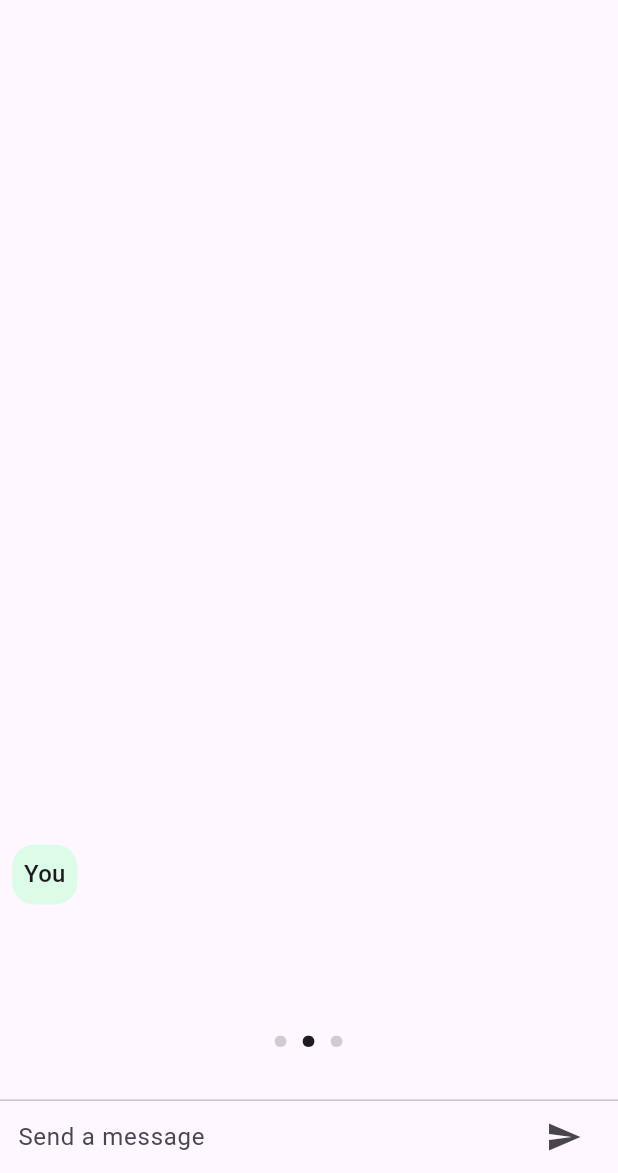
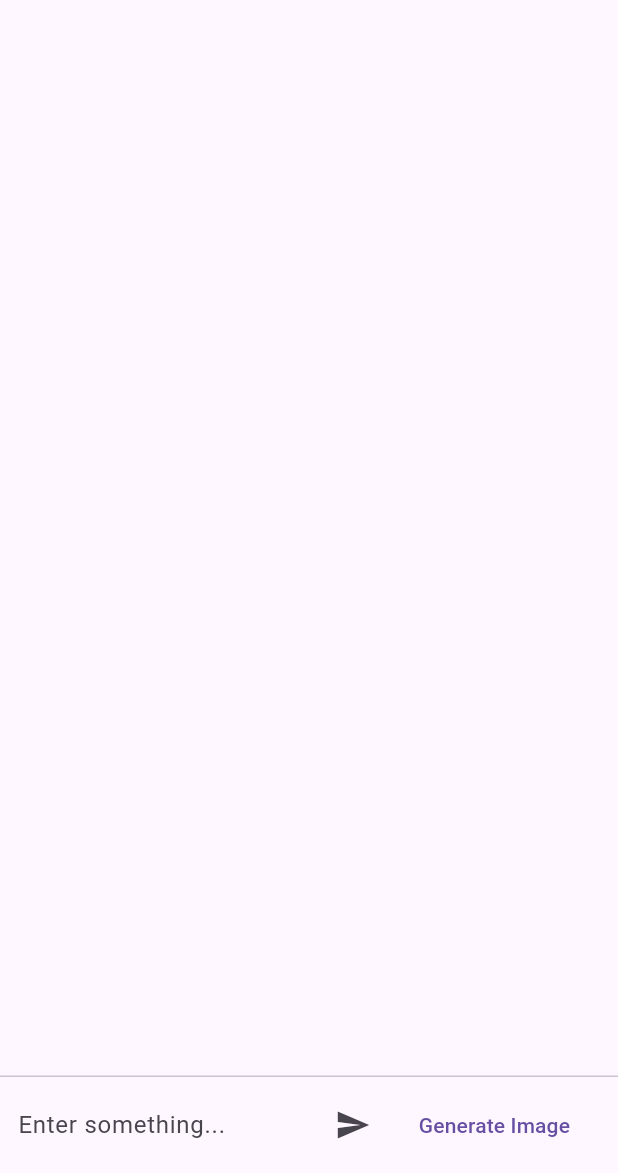
Before and after one commit to Xenomorphing79/Chat-GPT-Clone, a Flutter app: the screen it shows after launch, after a tap on the "send" icon, on a phone screen of 412 x 824 dp, the part 63-1236 px from its top. Run offline on Flutter 3.47's test engine with Material 2 defaults, Android fonts, the phone set to English and light mode, and no system bars; our stand-ins replace flutter_dotenv, velocity_x; missing offline and left inert: chat_gpt_sdk.

Commit message:
Added DALL E 2

```diff
--- a/lib/chat_screen.dart
+++ b/lib/chat_screen.dart
@@ -4,6 +4,7 @@ import 'dart:convert';
 // import 'package:dart_openai/openai.dart';
 import 'package:flutter/material.dart';
 import 'package:flutter_chatgpt/ChatMessage.dart';
+import 'package:flutter_dotenv/flutter_dotenv.dart';
 import 'package:velocity_x/velocity_x.dart';
 // import 'package:chat_gpt_sdk/chat_gpt_sdk.dart';
 import 'package:chat_gpt_sdk/chat_gpt_sdk.dart';
@@ -23,25 +24,32 @@ class _ChatScreenState extends State<ChatScreen> {
   OpenAI? chatGPT;
   StreamSubscription? _subscription;
 
+  bool _isImageSearch = false;
   bool _isTyping = false;
 
   @override
   void initState() {
-    chatGPT = OpenAI.instance;
+    chatGPT = OpenAI.instance.build(
+      token: dotenv.env["API_KEY"],
+      baseOption: HttpSetup(receiveTimeout: 60000),
+    );
     super.initState();
   }
 
   @override
   void dispose() {
+    chatGPT!.genImgClose();
     _subscription?.cancel();
     super.dispose();
   }
 
-  Future<void> _sendMessage() async {
+  void _sendMessage() {
+    if (_controller.text.isEmpty) return;
     final String text = _controller.text;
     final ChatMessage message = ChatMessage(
       text: text,
       sender: "You",
+      isImageSearch: false,
     );
     setState(() {
       _messages.insert(0, message);
@@ -49,6 +57,16 @@ class _ChatScreenState extends State<ChatScreen> {
     });
     _controller.clear();
 
+    if (_isImageSearch) {
+      final request = GenerateImage(message.text, 1);
+      _subscription = chatGPT!
+          .generateImageStream(request)
+          .asBroadcastStream()
+          .listen((response) {
+        Vx.log(response.data!.last!.url!);
+        insertNewData(response.data!.last!.url!, isImageSearch: true);
+      });
+    } else {
       final request = CompleteText(
         prompt: message.text,
         model: kTranslateModelV3,
@@ -57,17 +75,24 @@ class _ChatScreenState extends State<ChatScreen> {
       );
 
       _subscription = chatGPT!
-        .build(
-          token: "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",
-        )
           .onCompleteStream(request: request)
+          .asBroadcastStream()
           .listen((response) {
-      ChatMessage botMessage =
-          ChatMessage(text: response!.choices[0].text, sender: "Bot");
+        insertNewData(response!.choices[0].text, isImageSearch: false);
+      });
+    }
+  }
+
+  void insertNewData(String response, {bool isImageSearch = false}) {
+    ChatMessage botMessage = ChatMessage(
+      text: response,
+      sender: "bot",
+      isImageSearch: isImageSearch,
+    );
+
     setState(() {
       _isTyping = false;
       _messages.insert(0, botMessage);
-      });
     });
   }
 
@@ -78,11 +103,25 @@ class _ChatScreenState extends State<ChatScreen> {
           child: TextField(
               controller: _controller,
               onSubmitted: (value) => _sendMessage(),
-              decoration:
-                  const InputDecoration.collapsed(hintText: "Send a message")),
+              decoration: const InputDecoration.collapsed(
+                  hintText: "Enter something...")),
         ),
+        ButtonBar(
+          children: [
             IconButton(
-            onPressed: () => _sendMessage(), icon: const Icon(Icons.send))
+                onPressed: () {
+                  _isImageSearch = false;
+                  _sendMessage();
+                },
+                icon: const Icon(Icons.send)),
+            TextButton(
+                onPressed: () {
+                  _isImageSearch = true;
+                  _sendMessage();
+                },
+                child: const Text("Generate Image")),
+          ],
+        )
       ],
     ).px12();
   }
--- a/lib/main.dart
+++ b/lib/main.dart
@@ -1,23 +1,22 @@
-// import 'package:chat_gpt_sdk/chat_gpt_sdk.dart';
 import 'package:flutter/material.dart';
 import 'package:flutter_chatgpt/chat_screen.dart';
-// import 'package:dart_openai/openai.dart';
+import 'package:flutter_dotenv/flutter_dotenv.dart';
 
 Future<void> main() async {
+  WidgetsFlutterBinding.ensureInitialized();
+  await dotenv.load(fileName: ".env");
   runApp(const MyApp());
 }
 
 class MyApp extends StatelessWidget {
   const MyApp({super.key});
 
-  // This widget is the root of your application.
   @override
   Widget build(BuildContext context) {
     return MaterialApp(
       title: 'Chat GPT',
       debugShowCheckedModeBanner: false,
       theme: ThemeData(
-        primarySwatch: Colors.grey,
         useMaterial3: true,
       ),
       home: const ChatScreen(),
```
Also changed, not shown: lib/ChatMessage.dart (+17 -2 lines), pubspec.yaml (+5 -5 lines), pubspec.lock, 1 other file. Lines whose indentation alone changed are shown as unchanged.
